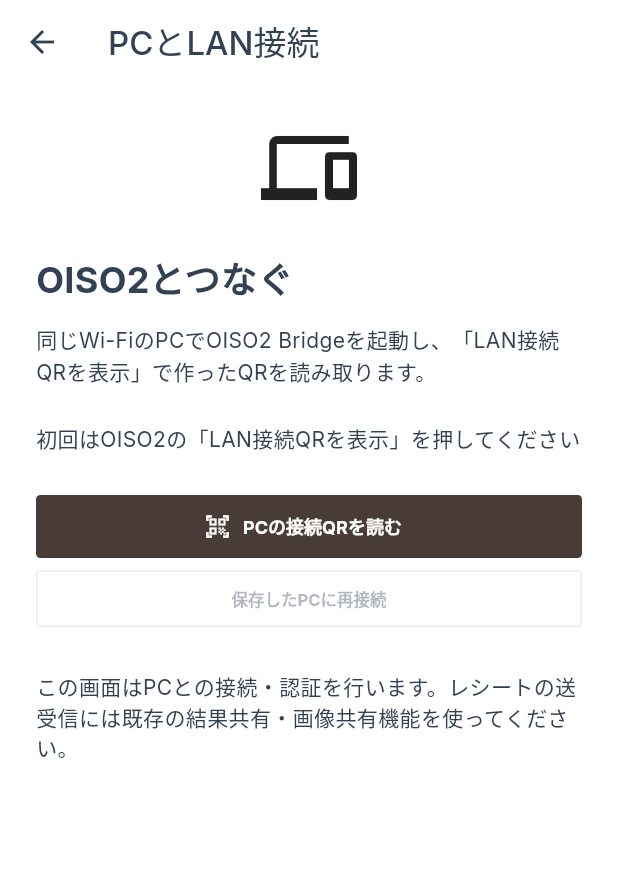
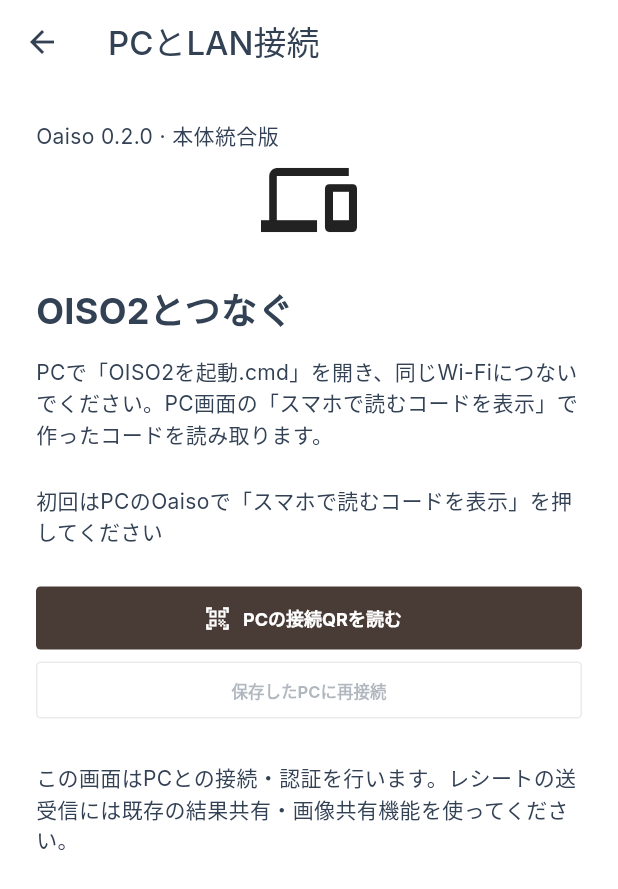
Before and after one commit to 24jz0135-cpu/sotugyouseisaku, a Flutter app: the LanConnectionPage screen opened directly, on a phone screen of 412 x 824 dp. Shown: the top 889 px of the screen. Run offline on Flutter 3.47's test engine with Material 3 defaults, Android fonts, the phone set to English and light mode, and no system bars; our stand-ins replace file_picker, flutter_secure_storage, image_picker, lucide_icons_flutter, share_plus, shared_preferences and 1 more; missing offline and left inert: mobile_scanner; accounts and stored records are empty.

Commit message:
Adopt LAN pairing fixes in Oaiso main app release 0.2.0

```diff
--- a/Okanjo/integration-staging/flutter-app/lib/lan_connection.dart
+++ b/Okanjo/integration-staging/flutter-app/lib/lan_connection.dart
@@ -104,11 +104,8 @@ class Lan {
         c['expires'] is! int) {
       throw const FormatException('接続コードの情報が不足しています。PCでコードを作り直してください。');
     }
-    if (c['expires'] < DateTime.now().millisecondsSinceEpoch) {
-      throw const FormatException(
-        '接続コードの有効期限が切れています。PCでコードを作り直し、5分以内に読み取ってください。繰り返す場合はスマホとPCの日時を自動設定にしてください。',
-      );
-    }
+    // The PC enforces the one-time secret and its five-minute expiry.
+    // A phone clock mismatch must not reject an otherwise valid code.
     final result = await request(
       'POST',
       '/pair',
--- a/Okanjo/integration-staging/flutter-app/lib/lan_page.dart
+++ b/Okanjo/integration-staging/flutter-app/lib/lan_page.dart
@@ -23,7 +23,7 @@ class _LanConnectionPageState extends State<LanConnectionPage> {
         await lan.connect();
         status = 'PCに接続しました';
       } else {
-        status = '初回はOISO2の「LAN接続QRを表示」を押してください';
+        status = '初回はPCのOaisoで「スマホで読むコードを表示」を押してください';
       }
     });
   }
@@ -66,6 +66,7 @@ class _LanConnectionPageState extends State<LanConnectionPage> {
     body: ListView(
       padding: const EdgeInsets.all(24),
       children: [
+        const Text('Oaiso 0.2.0 · 本体統合版', style: TextStyle(fontSize: 14)),
         const Icon(Icons.devices, size: 64),
         const SizedBox(height: 24),
         const Text(
@@ -73,7 +74,9 @@ class _LanConnectionPageState extends State<LanConnectionPage> {
           style: TextStyle(fontSize: 24, fontWeight: FontWeight.bold),
         ),
         const SizedBox(height: 12),
-        const Text('同じWi-FiのPCでOISO2 Bridgeを起動し、「LAN接続QRを表示」で作ったQRを読み取ります。'),
+        const Text(
+          'PCで「OISO2を起動.cmd」を開き、同じWi-Fiにつないでください。PC画面の「スマホで読むコードを表示」で作ったコードを読み取ります。',
+        ),
         const SizedBox(height: 24),
         Semantics(liveRegion: true, child: Text(status)),
         if (lan.pairing != null)
--- a/Okanjo/integration-staging/flutter-app/pubspec.yaml
+++ b/Okanjo/integration-staging/flutter-app/pubspec.yaml
@@ -1,7 +1,7 @@
 name: instant_ledger
 description: "A new Flutter project."
 publish_to: 'none'
-version: 0.1.0+1
+version: 0.2.0+3
 
 environment:
   sdk: ^3.11.5
@@ -26,6 +26,7 @@ dev_dependencies:
   flutter_test:
     sdk: flutter
   flutter_lints: ^6.0.0
+  sqflite_common_ffi: ^2.3.6
 
 flutter:
   uses-material-design: true
```
Also changed, not shown: Okanjo/integration-staging/flutter-app/pubspec.lock, 7 other files.
